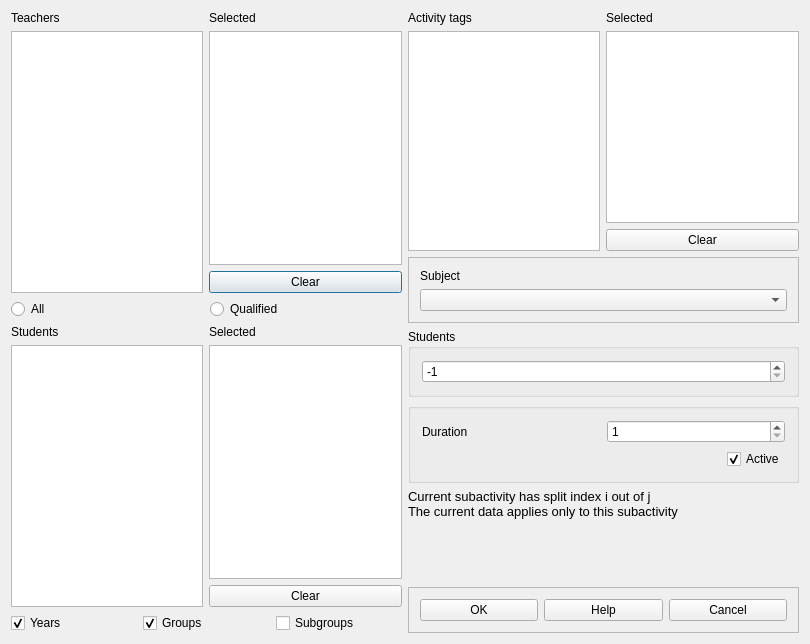
Qt form fet/src/interface/modifysubactivityform_template.ui (vonmecheln/fet) before a commit.
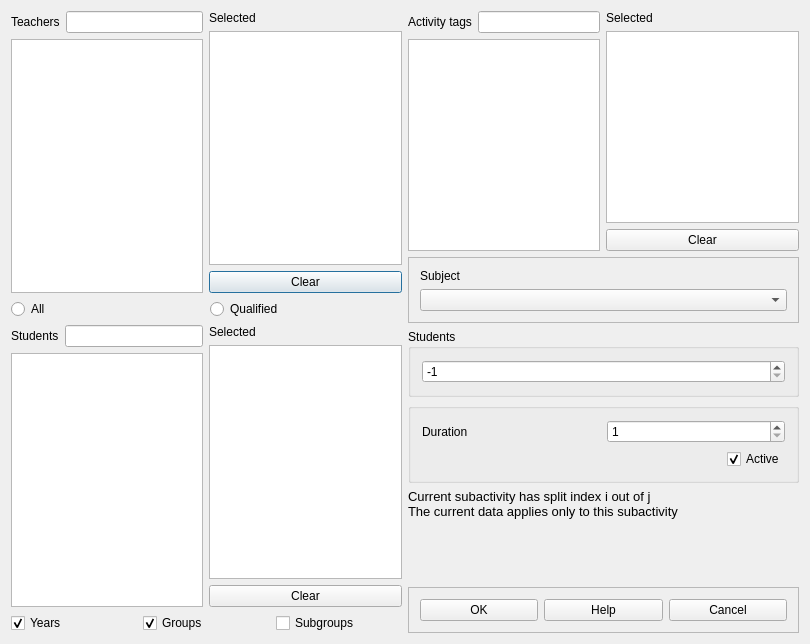
The same form after that commit.

```diff
--- a/fet/src/interface/modifysubactivityform_template.ui
+++ b/fet/src/interface/modifysubactivityform_template.ui
@@ -15,12 +15,16 @@
   </property>
   <layout class="QGridLayout" name="gridLayout_4">
    <item row="0" column="0">
+    <layout class="QVBoxLayout" name="verticalLayout_8">
+     <item>
     <layout class="QVBoxLayout" name="verticalLayout_5">
      <item>
-      <layout class="QHBoxLayout" name="horizontalLayout_3">
+        <layout class="QHBoxLayout" name="horizontalLayout_8">
        <item>
         <layout class="QVBoxLayout" name="verticalLayout">
          <item>
+            <layout class="QHBoxLayout" name="horizontalLayout_3">
+             <item>
           <widget class="QLabel" name="allTeachersTextLabel">
            <property name="text">
             <string>Teachers</string>
@@ -31,6 +35,11 @@
           </widget>
          </item>
          <item>
+              <widget class="QLineEdit" name="teachersFilterLineEdit"/>
+             </item>
+            </layout>
+           </item>
+           <item>
           <widget class="QListWidget" name="allTeachersListWidget"/>
          </item>
         </layout>
@@ -79,11 +88,17 @@
        </item>
       </layout>
      </item>
+      </layout>
+     </item>
      <item>
-      <layout class="QHBoxLayout" name="horizontalLayout_2">
+      <layout class="QVBoxLayout" name="verticalLayout_7">
+       <item>
+        <layout class="QHBoxLayout" name="horizontalLayout_4">
        <item>
         <layout class="QVBoxLayout" name="verticalLayout_3">
          <item>
+            <layout class="QHBoxLayout" name="horizontalLayout_2">
+             <item>
           <widget class="QLabel" name="allStudentsTextLabel">
            <property name="text">
             <string comment="This refers to sets of students, but I want to keep the string short">Students</string>
@@ -94,6 +109,11 @@
           </widget>
          </item>
          <item>
+              <widget class="QLineEdit" name="studentsFilterLineEdit"/>
+             </item>
+            </layout>
+           </item>
+           <item>
           <widget class="QListWidget" name="allStudentsListWidget"/>
          </item>
         </layout>
@@ -157,15 +177,16 @@
      </item>
     </layout>
    </item>
+    </layout>
+   </item>
    <item row="0" column="1">
-    <layout class="QVBoxLayout" name="verticalLayout_8">
-     <property name="sizeConstraint">
-      <enum>QLayout::SetMinimumSize</enum>
-     </property>
+    <layout class="QVBoxLayout" name="verticalLayout_10">
      <item>
-      <layout class="QHBoxLayout" name="horizontalLayout_4">
+      <layout class="QHBoxLayout" name="horizontalLayout_10">
        <item>
-        <layout class="QVBoxLayout" name="verticalLayout_7">
+        <layout class="QVBoxLayout" name="verticalLayout_9">
+         <item>
+          <layout class="QHBoxLayout" name="horizontalLayout_9">
          <item>
           <widget class="QLabel" name="allActivityTagsTextLabel">
            <property name="text">
@@ -177,6 +198,11 @@
           </widget>
          </item>
          <item>
+            <widget class="QLineEdit" name="activityTagsFilterLineEdit"/>
+           </item>
+          </layout>
+         </item>
+         <item>
           <widget class="QListWidget" name="allActivityTagsListWidget"/>
          </item>
         </layout>
@@ -363,8 +389,8 @@
        </property>
        <property name="sizeHint" stdset="0">
         <size>
-         <width>20</width>
-         <height>17</height>
+         <width>388</width>
+         <height>13</height>
         </size>
        </property>
       </spacer>
```
Lines whose indentation alone changed are shown as unchanged.
